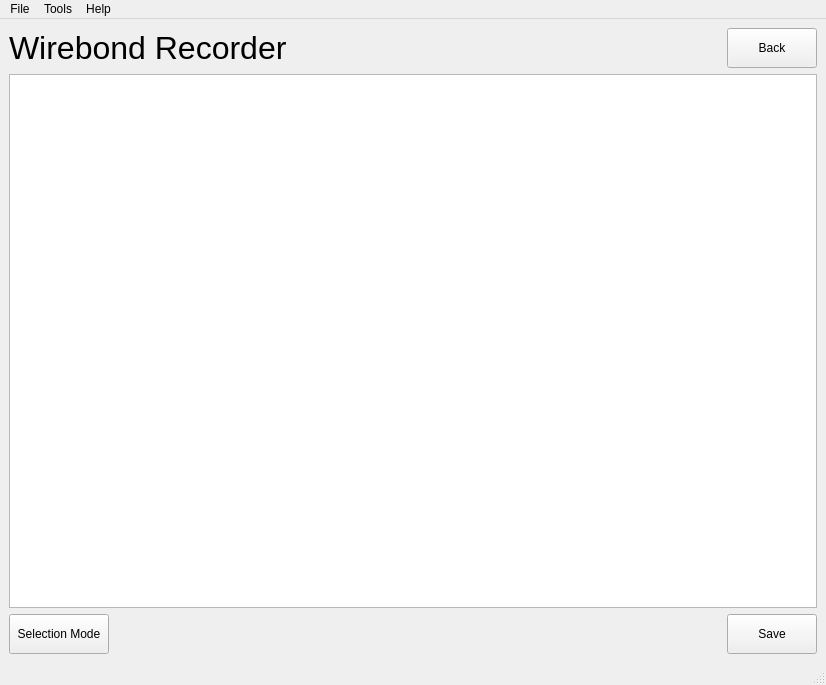
adamazoulay/ITkTrackingGUI, file gui/WirebondRecorderGUI.ui: the form before one commit.
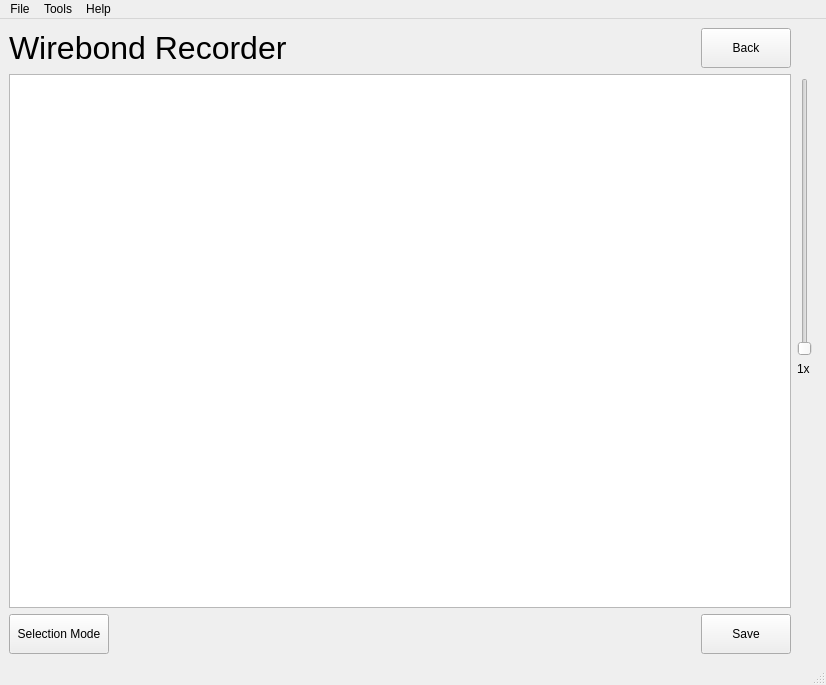
The form after the commit.

Commit message: Working zoom slider

Diff of the .ui file:
```diff
--- a/gui/WirebondRecorderGUI.ui
+++ b/gui/WirebondRecorderGUI.ui
@@ -15,6 +15,83 @@
   </property>
   <widget class="QWidget" name="centralwidget">
    <layout class="QGridLayout" name="gridLayout_2">
+    <item row="0" column="4">
+     <layout class="QVBoxLayout" name="verticalLayout">
+      <property name="rightMargin">
+       <number>0</number>
+      </property>
+      <item>
+       <spacer name="verticalSpacer_2">
+        <property name="orientation">
+         <enum>Qt::Vertical</enum>
+        </property>
+        <property name="sizeType">
+         <enum>QSizePolicy::Fixed</enum>
+        </property>
+        <property name="sizeHint" stdset="0">
+         <size>
+          <width>20</width>
+          <height>50</height>
+         </size>
+        </property>
+       </spacer>
+      </item>
+      <item>
+       <widget class="QSlider" name="sldrZoom">
+        <property name="minimum">
+         <number>1</number>
+        </property>
+        <property name="maximum">
+         <number>4</number>
+        </property>
+        <property name="pageStep">
+         <number>1</number>
+        </property>
+        <property name="tickPosition">
+         <enum>QSlider::NoTicks</enum>
+        </property>
+       </widget>
+      </item>
+      <item alignment="Qt::AlignHCenter">
+       <widget class="QLabel" name="lblZoom">
+        <property name="sizePolicy">
+         <sizepolicy hsizetype="Fixed" vsizetype="Preferred">
+          <horstretch>0</horstretch>
+          <verstretch>0</verstretch>
+         </sizepolicy>
+        </property>
+        <property name="minimumSize">
+         <size>
+          <width>20</width>
+          <height>0</height>
+         </size>
+        </property>
+        <property name="maximumSize">
+         <size>
+          <width>20</width>
+          <height>16777215</height>
+         </size>
+        </property>
+        <property name="text">
+         <string>1x</string>
+        </property>
+       </widget>
+      </item>
+      <item>
+       <spacer name="verticalSpacer">
+        <property name="orientation">
+         <enum>Qt::Vertical</enum>
+        </property>
+        <property name="sizeHint" stdset="0">
+         <size>
+          <width>20</width>
+          <height>40</height>
+         </size>
+        </property>
+       </spacer>
+      </item>
+     </layout>
+    </item>
     <item row="0" column="0">
      <layout class="QGridLayout" name="gridLayout">
       <property name="sizeConstraint">
```
The commit also changes 3 other files.
